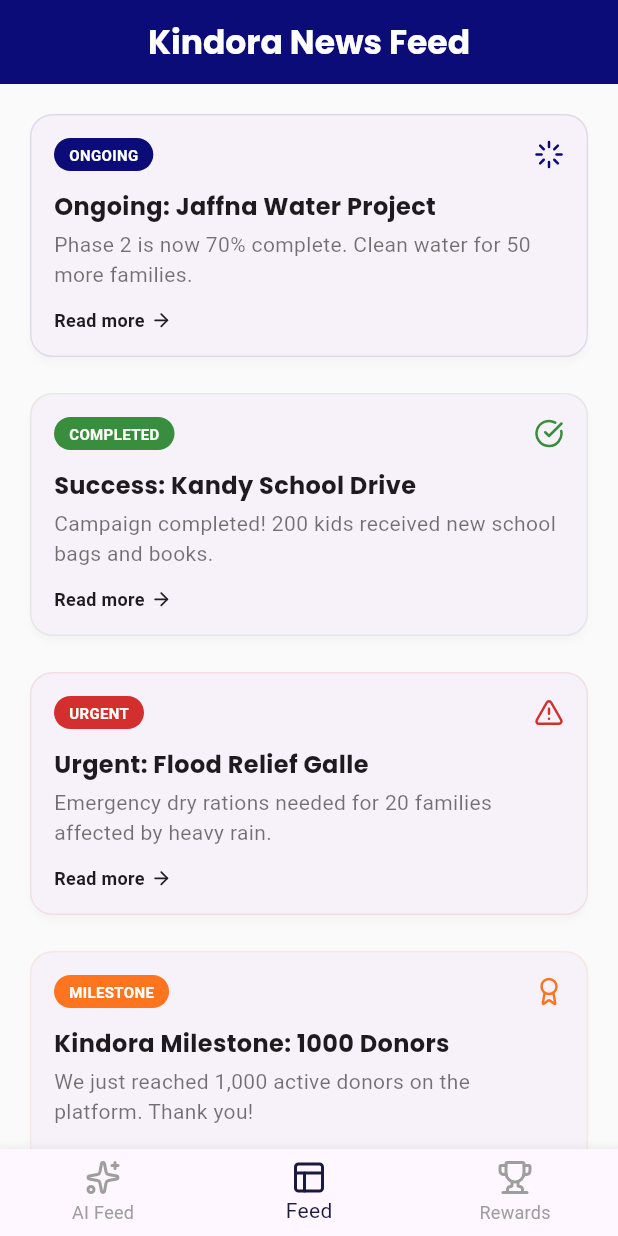
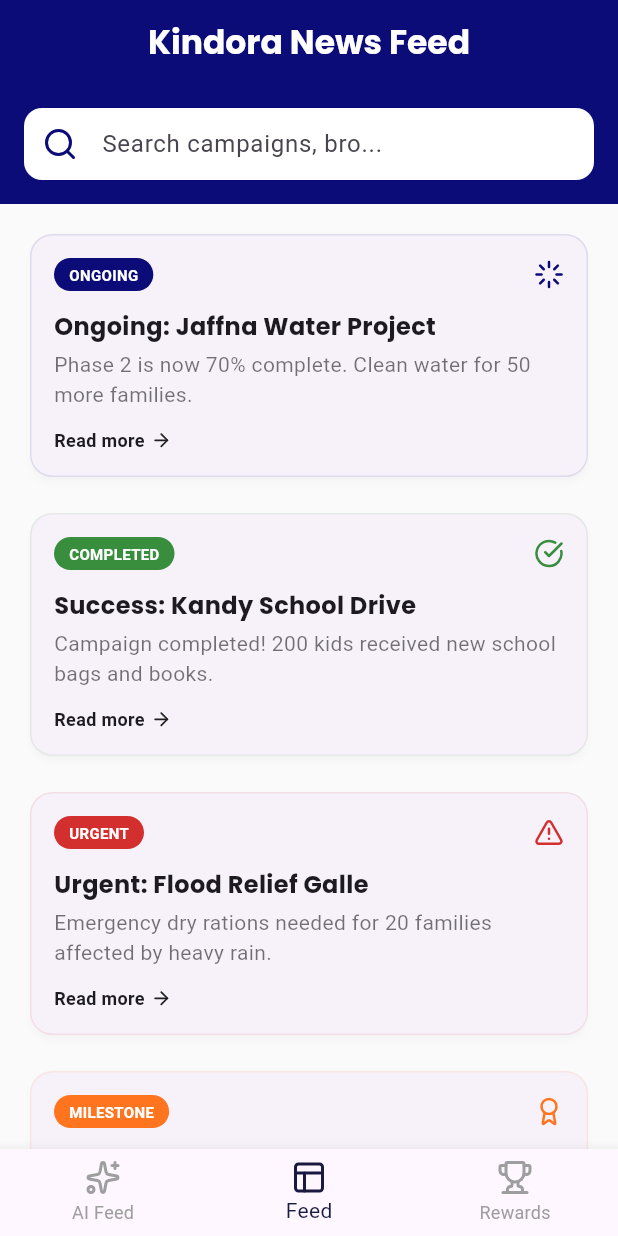
Before and after one commit to UmeshaAlwis/Kindora-, a Flutter app: the screen it shows after launch, on a phone screen of 412 x 824 dp. Run offline on Flutter 3.47's test engine with Material 3 defaults, Android fonts, the phone set to English and light mode, and no system bars; our stand-ins replace google_fonts, lucide_icons, percent_indicator.

Commit message:
feat: add search bar to feed and fix navigation per leader feedback

```diff
--- a/lib/screens/news_feed_screen.dart
+++ b/lib/screens/news_feed_screen.dart
@@ -3,15 +3,79 @@ import 'package:lucide_icons/lucide_icons.dart';
 import 'package:google_fonts/google_fonts.dart';
 import 'news_detail_screen.dart';
 
-class FeedScreen extends StatelessWidget {
+class FeedScreen extends StatefulWidget {
   const FeedScreen({super.key});
 
   @override
+  State<FeedScreen> createState() => _FeedScreenState();
+}
+
+class _FeedScreenState extends State<FeedScreen> {
+  // ✅ Fixed: Added static to allow const declaration in State class
+  static const Color primaryBlue = Color(0xFF0C0C79);
+  static const Color primaryOrange = Color(0xFFFF751F);
+
+  final TextEditingController _searchController = TextEditingController();
+
+  // Full list of news items
+  final List<Map<String, dynamic>> _allNews = [
+    {
+      'title': 'Ongoing: Jaffna Water Project',
+      'subtitle': 'Phase 2 is now 70% complete. Clean water for 50 more families.',
+      'status': 'ONGOING',
+      'color': primaryBlue,
+      'icon': LucideIcons.loader,
+    },
+    {
+      'title': 'Success: Kandy School Drive',
+      'subtitle': 'Campaign completed! 200 kids received new school bags and books.',
+      'status': 'COMPLETED',
+      'color': Colors.green[700]!,
+      'icon': LucideIcons.checkCircle,
+    },
+    {
+      'title': 'Urgent: Flood Relief Galle',
+      'subtitle': 'Emergency dry rations needed for 20 families affected by heavy rain.',
+      'status': 'URGENT',
+      'color': Colors.red[700]!,
+      'icon': LucideIcons.alertTriangle,
+    },
+    {
+      'title': 'Kindora Milestone: 1000 Donors',
+      'subtitle': 'We just reached 1,000 active donors on the platform. Thank you!',
+      'status': 'MILESTONE',
+      'color': primaryOrange,
+      'icon': LucideIcons.award,
+    },
+  ];
+
+  List<Map<String, dynamic>> _filteredNews = [];
+
+  @override
+  void initState() {
+    super.initState();
+    _filteredNews = _allNews;
+  }
+
+  void _runFilter(String enteredKeyword) {
+    List<Map<String, dynamic>> results = [];
+    if (enteredKeyword.isEmpty) {
+      results = _allNews;
+    } else {
+      results = _allNews
+          .where((item) =>
+      item["title"].toLowerCase().contains(enteredKeyword.toLowerCase()) ||
+          item["subtitle"].toLowerCase().contains(enteredKeyword.toLowerCase()))
+          .toList();
+    }
+
+    setState(() {
+      _filteredNews = results;
+    });
+  }
+
+  @override
   Widget build(BuildContext context) {
-    // Brand Colors
-    const Color primaryBlue = Color(0xFF0C0C79);
-    const Color primaryOrange = Color(0xFFFF751F);
-
     return Scaffold(
       backgroundColor: Colors.grey[50],
       appBar: AppBar(
@@ -21,56 +85,68 @@ class FeedScreen extends StatelessWidget {
         centerTitle: true,
         elevation: 0,
       ),
-      body: ListView(
-        padding: const EdgeInsets.all(16),
+      // No bottomNavigationBar here - uses Dashboard's nav as requested
+      body: Column(
         children: [
-          _buildNewsCard(
-            context,
-            title: 'Ongoing: Jaffna Water Project',
-            subtitle: 'Phase 2 is now 70% complete. Clean water for 50 more families.',
-            status: 'ONGOING',
+          // SEARCH BAR SECTION
+          Container(
+            padding: const EdgeInsets.all(16),
             color: primaryBlue,
-            icon: LucideIcons.loader,
+            child: TextField(
+              controller: _searchController,
+              onChanged: (value) => _runFilter(value),
+              style: const TextStyle(color: Colors.black),
+              decoration: InputDecoration(
+                filled: true,
+                fillColor: Colors.white,
+                hintText: "Search campaigns, bro...",
+                // ✅ Fixed: Removed const from Icon because it uses a variable (primaryBlue)
+                prefixIcon: Icon(LucideIcons.search, color: primaryBlue),
+                border: OutlineInputBorder(
+                  borderRadius: BorderRadius.circular(12),
+                  borderSide: BorderSide.none,
+                ),
+                contentPadding: const EdgeInsets.symmetric(vertical: 0),
+              ),
+            ),
           ),
-          const SizedBox(height: 16),
-          _buildNewsCard(
-            context,
-            title: 'Success: Kandy School Drive',
-            subtitle: 'Campaign completed! 200 kids received new school bags and books.',
-            status: 'COMPLETED',
-            color: Colors.green[700]!,
-            icon: LucideIcons.checkCircle,
-          ),
-          const SizedBox(height: 16),
-          _buildNewsCard(
-            context,
-            title: 'Urgent: Flood Relief Galle',
-            subtitle: 'Emergency dry rations needed for 20 families affected by heavy rain.',
-            status: 'URGENT',
-            color: Colors.red[700]!,
-            icon: LucideIcons.alertTriangle,
-          ),
-          const SizedBox(height: 16),
-          _buildNewsCard(
-            context,
-            title: 'Kindora Milestone: 1000 Donors',
-            subtitle: 'We just reached 1,000 active donors on the platform. Thank you!',
-            status: 'MILESTONE',
-            color: primaryOrange,
-            icon: LucideIcons.award,
+
+          // LIST SECTION
+          Expanded(
+            child: _filteredNews.isNotEmpty
+                ? ListView.builder(
+              padding: const EdgeInsets.all(16),
+              itemCount: _filteredNews.length,
+              itemBuilder: (context, index) {
+                final item = _filteredNews[index];
+                return Padding(
+                  padding: const EdgeInsets.only(bottom: 16),
+                  child: _buildNewsCard(
+                    context,
+                    title: item['title'],
+                    subtitle: item['subtitle'],
+                    status: item['status'],
+                    color: item['color'],
+                    icon: item['icon'],
+                  ),
+                );
+              },
+            )
+                : const Center(
+              child: Text("No news found for your search."),
+            ),
           ),
         ],
       ),
     );
   }
 
-  Widget _buildNewsCard(BuildContext context, {
-    required String title,
-    required String subtitle,
-    required String status,
-    required Color color,
-    required IconData icon
-  }) {
+  Widget _buildNewsCard(BuildContext context,
+      {required String title,
+        required String subtitle,
+        required String status,
+        required Color color,
+        required IconData icon}) {
     return Card(
       elevation: 2,
       shadowColor: Colors.black12,
@@ -104,39 +180,31 @@ class FeedScreen extends StatelessWidget {
                   Container(
                     padding: const EdgeInsets.symmetric(horizontal: 10, vertical: 4),
                     decoration: BoxDecoration(
-                        color: color,
-                        borderRadius: BorderRadius.circular(20)
-                    ),
-                    child: Text(
-                        status,
+                        color: color, borderRadius: BorderRadius.circular(20)),
+                    child: Text(status,
                         style: const TextStyle(
                             color: Colors.white,
                             fontSize: 10,
-                            fontWeight: FontWeight.bold
-                        )
-                    ),
+                            fontWeight: FontWeight.bold)),
                   ),
                   Icon(icon, color: color, size: 20),
                 ],
               ),
               const SizedBox(height: 12),
-              Text(
-                  title,
-                  style: GoogleFonts.poppins(fontSize: 16, fontWeight: FontWeight.bold)
-              ),
+              Text(title,
+                  style: GoogleFonts.poppins(
+                      fontSize: 16, fontWeight: FontWeight.bold)),
               const SizedBox(height: 4),
-              Text(
-                  subtitle,
-                  style: const TextStyle(fontSize: 14, color: Colors.black54, height: 1.4)
-              ),
+              Text(subtitle,
+                  style: const TextStyle(
+                      fontSize: 14, color: Colors.black54, height: 1.4)),
               const Padding(
                 padding: EdgeInsets.only(top: 12),
                 child: Row(
                   children: [
-                    Text(
-                        "Read more",
-                        style: TextStyle(fontWeight: FontWeight.bold, fontSize: 12)
-                    ),
+                    Text("Read more",
+                        style: TextStyle(
+                            fontWeight: FontWeight.bold, fontSize: 12)),
                     SizedBox(width: 4),
                     Icon(LucideIcons.arrowRight, size: 14),
                   ],
```
